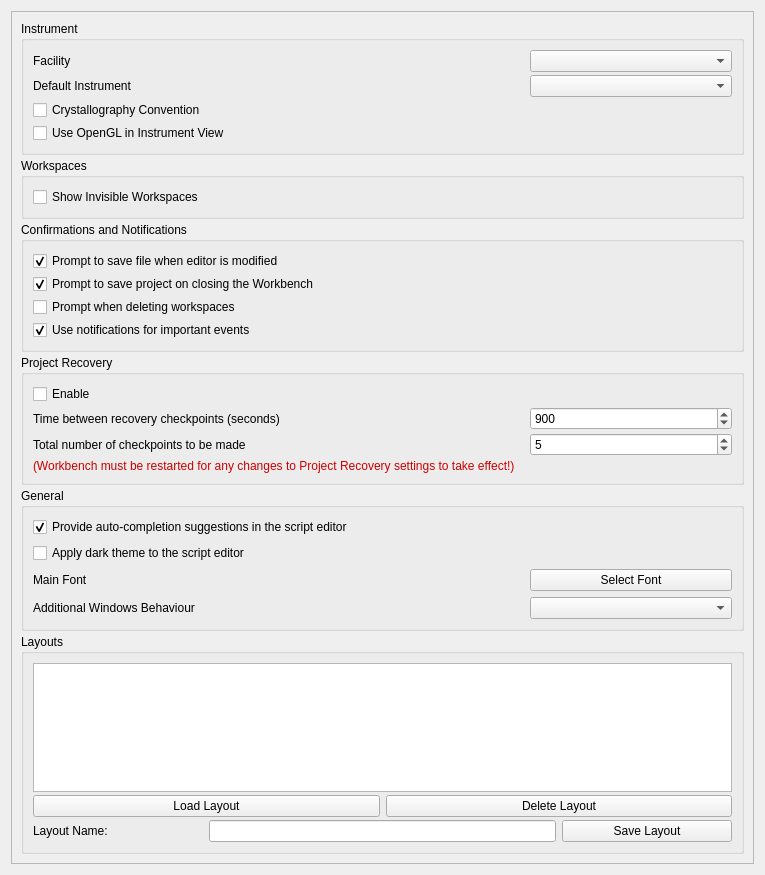
Before: the Qt Designer form qt/applications/workbench/workbench/widgets/settings/general/section_general.ui in mantidproject/mantid, drawn with Qt 5.
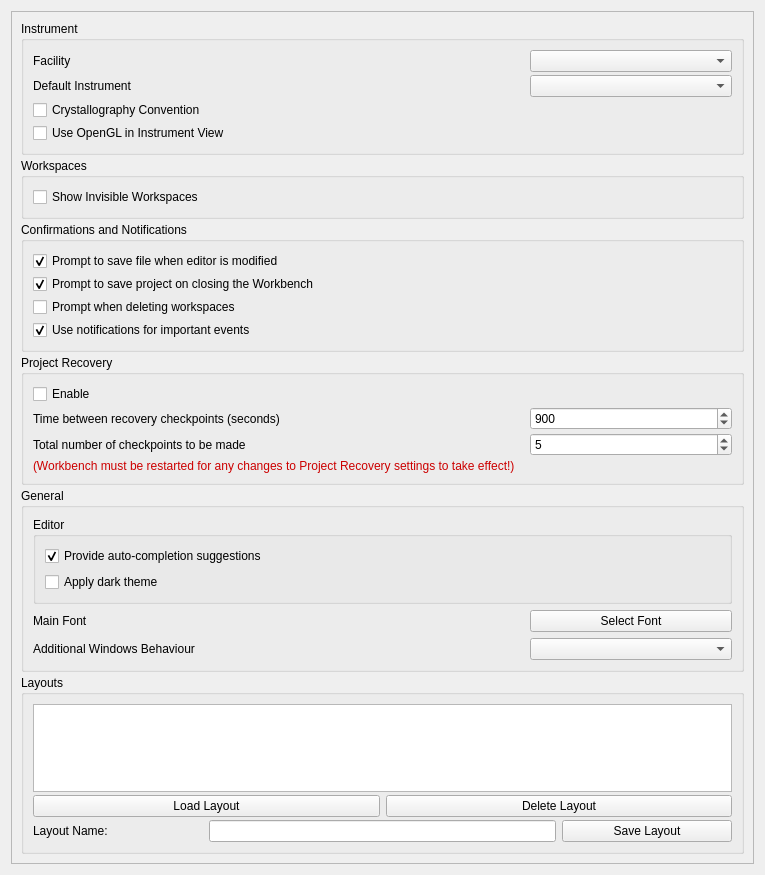
After: the same form once the commit is applied.

Commit message: Added group box

Patch:
```diff
--- a/qt/applications/workbench/workbench/widgets/settings/general/section_general.ui
+++ b/qt/applications/workbench/workbench/widgets/settings/general/section_general.ui
@@ -392,6 +392,12 @@
            </property>
            <layout class="QVBoxLayout" name="verticalLayout_5">
             <item>
+            <widget class="QGroupBox" name="editorSettingsGroup">
+            <property name="title">
+            <string>Editor</string>
+            </property>
+            <layout class="QVBoxLayout" name="verticalLayout_editorSettings">
+            <item>
              <widget class="QCheckBox" name="completion_enabled">
               <property name="sizePolicy">
                <sizepolicy hsizetype="Expanding" vsizetype="Fixed">
@@ -400,7 +406,7 @@
                </sizepolicy>
               </property>
               <property name="text">
-               <string>Provide auto-completion suggestions in the script editor</string>
+                <string>Provide auto-completion suggestions</string>
               </property>
               <property name="checked">
                <bool>true</bool>
@@ -416,11 +422,14 @@
                </sizepolicy>
               </property>
               <property name="text">
-               <string>Apply dark theme to the script editor</string>
+                <string>Apply dark theme</string>
               </property>
               <property name="checked">
                <bool>false</bool>
               </property>
+                </widget>
+            </item>
+            </layout>
              </widget>
             </item>
             <item>
```
Lines whose indentation alone changed are shown as unchanged. The commit also changes 2 other files.
